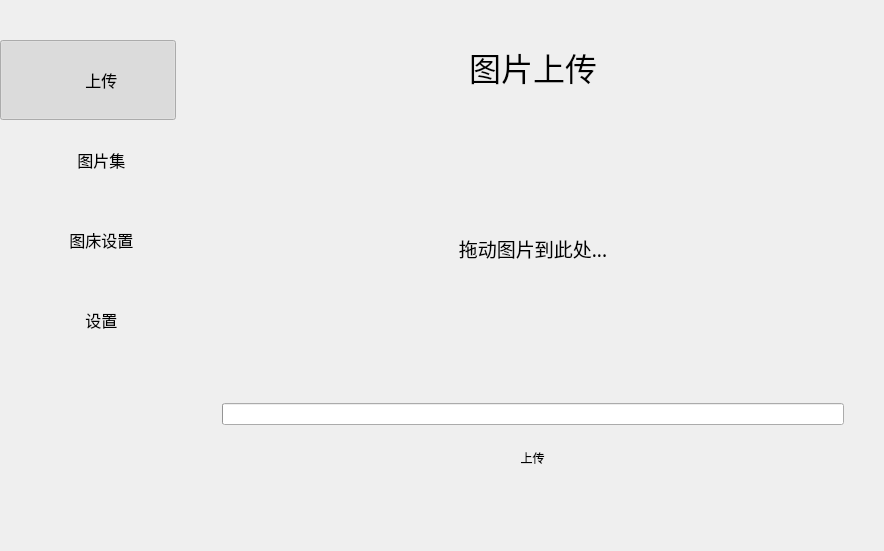
Before: the Qt Designer form src/mainwindow.ui in median-dxz/Lotos, drawn with Qt 5.
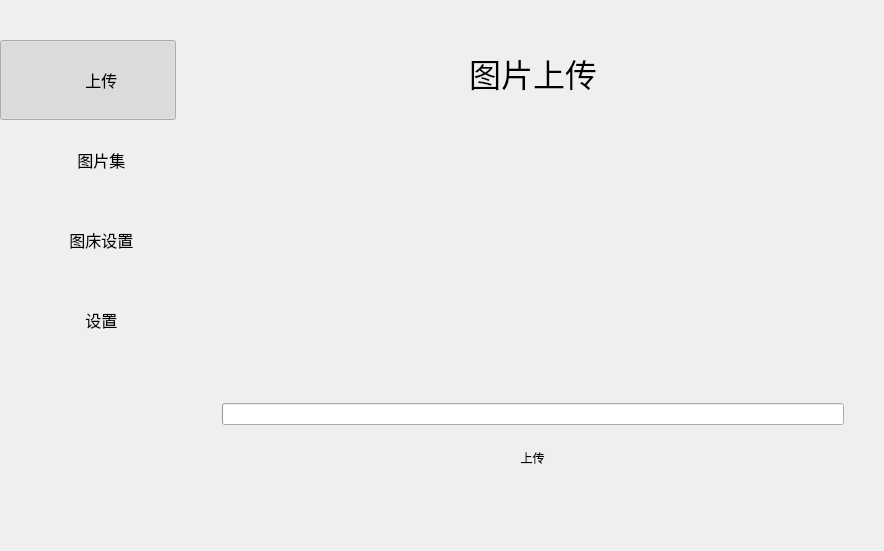
After: the same form once the commit is applied. Custom widgets are drawn as their Qt base class.

Commit message: feat:上传图片到dragbox图片框.第一次提交

```diff
--- a/src/mainwindow.ui
+++ b/src/mainwindow.ui
@@ -233,7 +233,7 @@
          <verstretch>0</verstretch>
         </sizepolicy>
        </property>
-       <layout class="QGridLayout" name="gridLayout" rowstretch="1,5,1,1">
+       <layout class="QGridLayout" name="gridLayout" rowstretch="2,8,1,1">
         <property name="leftMargin">
          <number>40</number>
         </property>
@@ -252,6 +252,28 @@
         <property name="verticalSpacing">
          <number>20</number>
         </property>
+        <item row="0" column="0">
+         <widget class="QLabel" name="label">
+          <property name="font">
+           <font>
+            <family>Microsoft YaHei UI</family>
+            <pointsize>24</pointsize>
+           </font>
+          </property>
+          <property name="layoutDirection">
+           <enum>Qt::LeftToRight</enum>
+          </property>
+          <property name="text">
+           <string>图片上传</string>
+          </property>
+          <property name="textFormat">
+           <enum>Qt::PlainText</enum>
+          </property>
+          <property name="alignment">
+           <set>Qt::AlignCenter</set>
+          </property>
+         </widget>
+        </item>
         <item row="3" column="0">
          <layout class="QHBoxLayout" name="horizontalLayout_3">
           <property name="spacing">
@@ -322,31 +344,6 @@
           </item>
          </layout>
         </item>
-        <item row="1" column="0">
-         <widget class="QLabel" name="dragBox">
-          <property name="maximumSize">
-           <size>
-            <width>16777213</width>
-            <height>16777215</height>
-           </size>
-          </property>
-          <property name="font">
-           <font>
-            <family>Microsoft YaHei UI Light</family>
-            <pointsize>14</pointsize>
-           </font>
-          </property>
-          <property name="cursor">
-           <cursorShape>ArrowCursor</cursorShape>
-          </property>
-          <property name="text">
-           <string>拖动图片到此处...</string>
-          </property>
-          <property name="alignment">
-           <set>Qt::AlignCenter</set>
-          </property>
-         </widget>
-        </item>
         <item row="2" column="0">
          <widget class="QProgressBar" name="uploadProgress">
           <property name="sizePolicy">
@@ -372,27 +369,8 @@
           </property>
          </widget>
         </item>
-        <item row="0" column="0">
-         <widget class="QLabel" name="label">
-          <property name="font">
-           <font>
-            <family>Microsoft YaHei UI</family>
-            <pointsize>24</pointsize>
-           </font>
-          </property>
-          <property name="layoutDirection">
-           <enum>Qt::LeftToRight</enum>
-          </property>
-          <property name="text">
-           <string>图片上传</string>
-          </property>
-          <property name="textFormat">
-           <enum>Qt::PlainText</enum>
-          </property>
-          <property name="alignment">
-           <set>Qt::AlignCenter</set>
-          </property>
-         </widget>
+        <item row="1" column="0">
+         <widget class="QWidget" name="dragBox" native="true"/>
         </item>
        </layout>
       </widget>
```
The commit also changes 5 other files.
